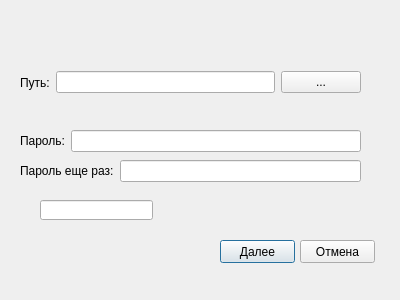
Qt form Dialogs/createnewdatabasedialog.ui (ioTardis/PasswordManager) before a commit.
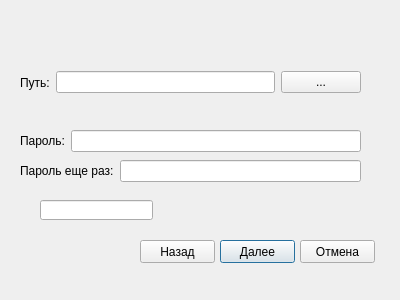
The same form after that commit.

Commit message: Рабочие сигналы Добавлены кнопки назад Кнопка сохранить показывает содержимое пароля итд

Diff of the .ui file:
```diff
--- a/Dialogs/createnewdatabasedialog.ui
+++ b/Dialogs/createnewdatabasedialog.ui
@@ -122,6 +122,19 @@
     </rect>
    </property>
   </widget>
+  <widget class="QPushButton" name="BackButton">
+   <property name="geometry">
+    <rect>
+     <x>140</x>
+     <y>240</y>
+     <width>75</width>
+     <height>23</height>
+    </rect>
+   </property>
+   <property name="text">
+    <string>Назад</string>
+   </property>
+  </widget>
  </widget>
  <resources/>
  <connections/>
```
The commit also changes 8 other files.
